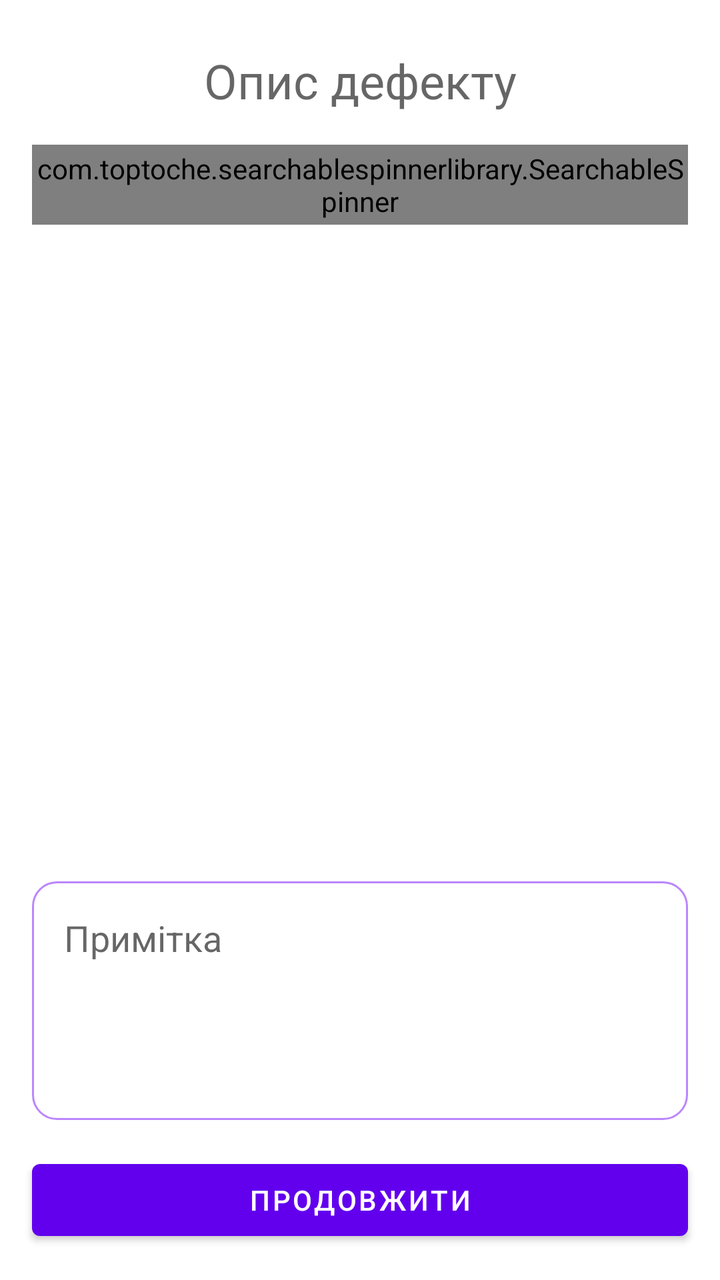
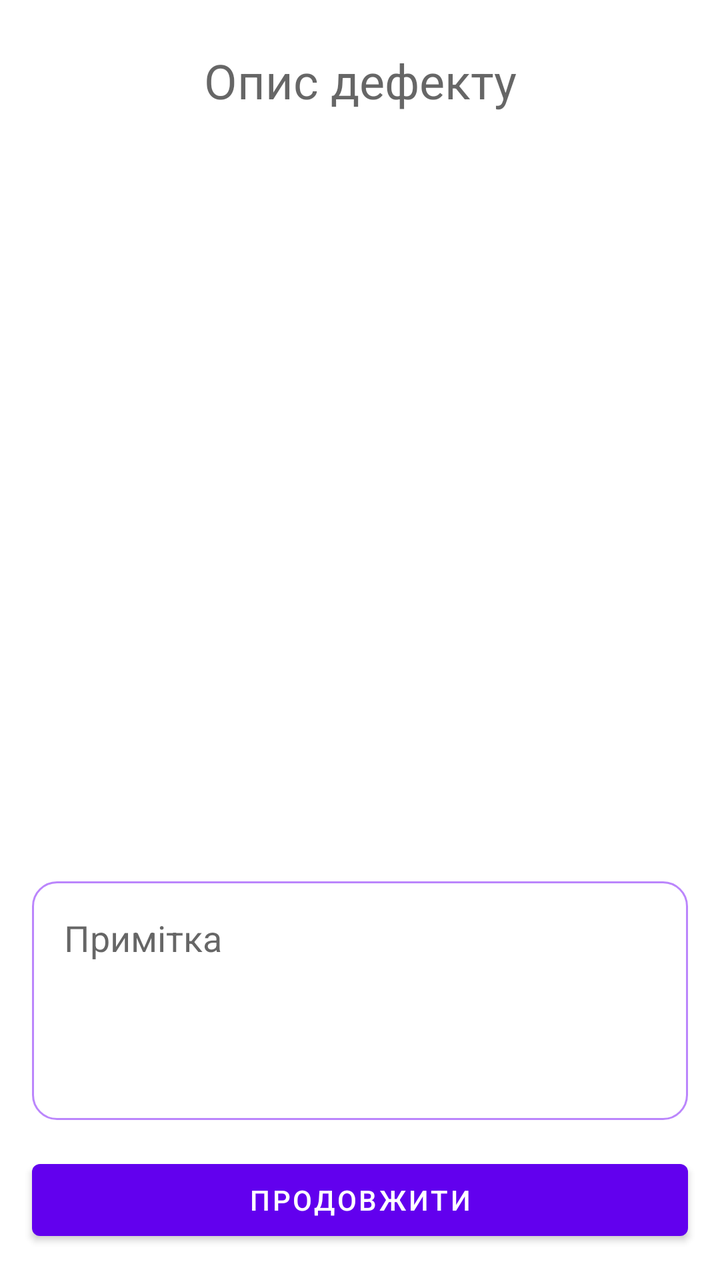

The first picture is an Android layout as it rendered before a commit; the second is the same layout after the commit. The layout source and the unified diff follow.
<!-- AndroidManifest.xml: application theme Theme.DefectFinder -->
<!-- res/layout/activity_defect.xml -->
<?xml version="1.0" encoding="utf-8"?>
<androidx.constraintlayout.widget.ConstraintLayout xmlns:android="http://schemas.android.com/apk/res/android"
    xmlns:app="http://schemas.android.com/apk/res-auto"
    xmlns:tools="http://schemas.android.com/tools"
    android:layout_width="match_parent"
    android:layout_height="match_parent"
    tools:context=".DefectActivity">

    <TextView
        android:id="@+id/activity_name"
        android:layout_width="match_parent"
        android:layout_height="wrap_content"
        android:layout_marginTop="24dp"
        android:text="@string/defect_info"
        android:textAlignment="center"
        android:textAppearance="@style/TextAppearance.MaterialComponents.Headline3"
        android:textSize="24sp"
        app:layout_constraintEnd_toEndOf="parent"
        app:layout_constraintStart_toStartOf="parent"
        app:layout_constraintTop_toTopOf="parent" />

    <com.toptoche.searchablespinnerlibrary.SearchableSpinner
        android:id="@+id/searchableSpinner"
        android:layout_width="match_parent"
        android:layout_height="40dp"
        android:background="@drawable/spinner_bg"
        android:layout_marginStart="16dp"
        android:layout_marginTop="16dp"
        android:layout_marginEnd="16dp"
        app:layout_constraintEnd_toEndOf="parent"
        app:layout_constraintStart_toStartOf="parent"
        app:layout_constraintTop_toBottomOf="@id/activity_name" />

    <GridView
        android:id="@+id/photo_layout"
        android:layout_width="match_parent"
        android:layout_height="0dp"
        android:layout_centerInParent="true"
        android:layout_marginStart="16dp"
        android:layout_marginTop="16dp"
        android:layout_marginEnd="16dp"
        android:layout_marginBottom="16dp"
        android:horizontalSpacing="5dp"
        android:numColumns="3"
        android:stretchMode="columnWidth"
        android:verticalSpacing="5dp"
        app:layout_constraintBottom_toTopOf="@id/adds"
        app:layout_constraintEnd_toEndOf="parent"
        app:layout_constraintStart_toStartOf="parent"
        app:layout_constraintTop_toBottomOf="@id/searchableSpinner" />

    <EditText
        android:id="@+id/adds"
        android:inputType="textMultiLine"
        android:lines="4"
        android:minLines="4"
        android:maxLines="5"
        android:gravity="top|left"
        android:hint="@string/note"
        android:background="@drawable/edit_text_border"
        android:layout_margin="16dp"
        android:padding="16dp"
        android:layout_height="wrap_content"
        android:layout_width="match_parent"
        android:scrollbars="vertical"
        app:layout_constraintTop_toBottomOf="@id/photo_layout"
        app:layout_constraintBottom_toTopOf="@id/continue_btn"
        app:layout_constraintStart_toStartOf="parent"
        app:layout_constraintEnd_toEndOf="parent"
    />

    <Button
        android:id="@+id/continue_btn"
        android:layout_width="match_parent"
        android:layout_height="wrap_content"
        android:layout_marginStart="16dp"
        android:layout_marginEnd="16dp"
        android:layout_marginBottom="16dp"
        android:text="@string/go_continue"
        app:layout_constraintBottom_toBottomOf="parent"
        app:layout_constraintEnd_toEndOf="parent"
        app:layout_constraintStart_toStartOf="parent" />

</androidx.constraintlayout.widget.ConstraintLayout>
<!-- resources referenced by this layout -->
<resources>
  <!-- drawable edit_text_border (drawable) -->
  <shape
      xmlns:android="http://schemas.android.com/apk/res/android"
      android:shape="rectangle">
      <solid
          android:color="@android:color/transparent"/>
  
      <corners
          android:bottomRightRadius="12dp"
          android:bottomLeftRadius="12dp"
          android:topLeftRadius="12dp"
          android:topRightRadius="12dp"/>
      <stroke
          android:color="@color/purple_200"
          android:width="1dp"/>
  </shape>
  <!-- drawable spinner_bg (drawable) -->
  <?xml version="1.0" encoding="utf-8"?>
  <layer-list xmlns:android="http://schemas.android.com/apk/res/android">
      <item>
          <shape android:shape="rectangle">
              <solid android:color="@color/purple_200"/>
              <corners android:radius="0dp" />
          </shape>
      </item>
      <item android:gravity="center_vertical|right" android:right="8dp">
          <layer-list>
              <item android:width="12dp" android:height="12dp"  android:gravity="center" android:bottom="10dp">
                  <rotate
                      android:fromDegrees="45"
                      android:toDegrees="45">
                      <shape android:shape="rectangle">
                          <solid android:color="#000000" />
                          <stroke android:color="#000000" android:width="1dp"/>
                      </shape>
                  </rotate>
              </item>
              <item android:width="20dp" android:height="10dp" android:bottom="21dp" android:gravity="center">
                  <shape android:shape="rectangle">
                      <solid android:color="@color/purple_200"/>
                  </shape>
              </item>
          </layer-list>
      </item>
  </layer-list>
  <string name="defect_info">Опис дефекту</string>
  <string name="go_continue">Продовжити</string>
  <string name="note">Примітка</string>
  <style name="Theme.DefectFinder" parent="Theme.MaterialComponents.DayNight.DarkActionBar">
          
          <item name="colorPrimary">@color/purple_500</item>
          <item name="colorPrimaryVariant">@color/purple_700</item>
          <item name="colorOnPrimary">@color/white</item>
          
          <item name="colorSecondary">@color/teal_200</item>
          <item name="colorSecondaryVariant">@color/teal_700</item>
          <item name="colorOnSecondary">@color/black</item>
          
          <item name="android:statusBarColor" tools:targetApi="l">?attr/colorPrimaryVariant</item>
          
      </style>
  <color name="purple_200">#FFBB86FC</color>
  <color name="purple_500">#FF6200EE</color>
  <color name="purple_700">#FF3700B3</color>
  <color name="white">#FFFFFFFF</color>
  <color name="teal_200">#FF03DAC5</color>
  <color name="teal_700">#FF018786</color>
  <color name="black">#FF000000</color>
</resources>

<!-- the commit's change to res/layout/activity_defect.xml (unified diff, before → after) -->
@@ -19,17 +19,7 @@
         app:layout_constraintStart_toStartOf="parent"
         app:layout_constraintTop_toTopOf="parent" />
 
-    <com.toptoche.searchablespinnerlibrary.SearchableSpinner
-        android:id="@+id/searchableSpinner"
-        android:layout_width="match_parent"
-        android:layout_height="40dp"
-        android:background="@drawable/spinner_bg"
-        android:layout_marginStart="16dp"
-        android:layout_marginTop="16dp"
-        android:layout_marginEnd="16dp"
-        app:layout_constraintEnd_toEndOf="parent"
-        app:layout_constraintStart_toStartOf="parent"
-        app:layout_constraintTop_toBottomOf="@id/activity_name" />
+    
 
     <GridView
         android:id="@+id/photo_layout"
@@ -47,7 +37,7 @@
         app:layout_constraintBottom_toTopOf="@id/adds"
         app:layout_constraintEnd_toEndOf="parent"
         app:layout_constraintStart_toStartOf="parent"
-        app:layout_constraintTop_toBottomOf="@id/searchableSpinner" />
+        app:layout_constraintTop_toBottomOf="@id/activity_name" />
 
     <EditText
         android:id="@+id/adds"
<!-- resource entries referenced after the edit -->
@@ -16,35 +16,6 @@
           android:color="@color/purple_200"
           android:width="1dp"/>
   </shape>
-  <!-- drawable spinner_bg (drawable) -->
-  <?xml version="1.0" encoding="utf-8"?>
-  <layer-list xmlns:android="http://schemas.android.com/apk/res/android">
-      <item>
-          <shape android:shape="rectangle">
-              <solid android:color="@color/purple_200"/>
-              <corners android:radius="0dp" />
-          </shape>
-      </item>
-      <item android:gravity="center_vertical|right" android:right="8dp">
-          <layer-list>
-              <item android:width="12dp" android:height="12dp"  android:gravity="center" android:bottom="10dp">
-                  <rotate
-                      android:fromDegrees="45"
-                      android:toDegrees="45">
-                      <shape android:shape="rectangle">
-                          <solid android:color="#000000" />
-                          <stroke android:color="#000000" android:width="1dp"/>
-                      </shape>
-                  </rotate>
-              </item>
-              <item android:width="20dp" android:height="10dp" android:bottom="21dp" android:gravity="center">
-                  <shape android:shape="rectangle">
-                      <solid android:color="@color/purple_200"/>
-                  </shape>
-              </item>
-          </layer-list>
-      </item>
-  </layer-list>
   <string name="defect_info">Опис дефекту</string>
   <string name="go_continue">Продовжити</string>
   <string name="note">Примітка</string>
